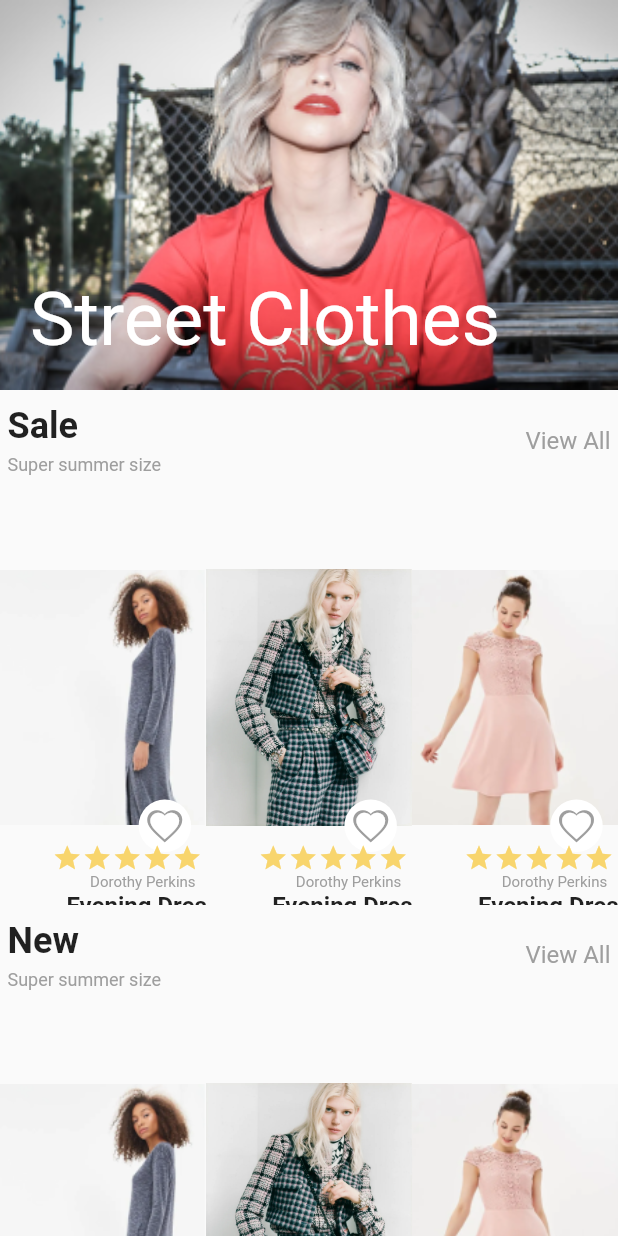
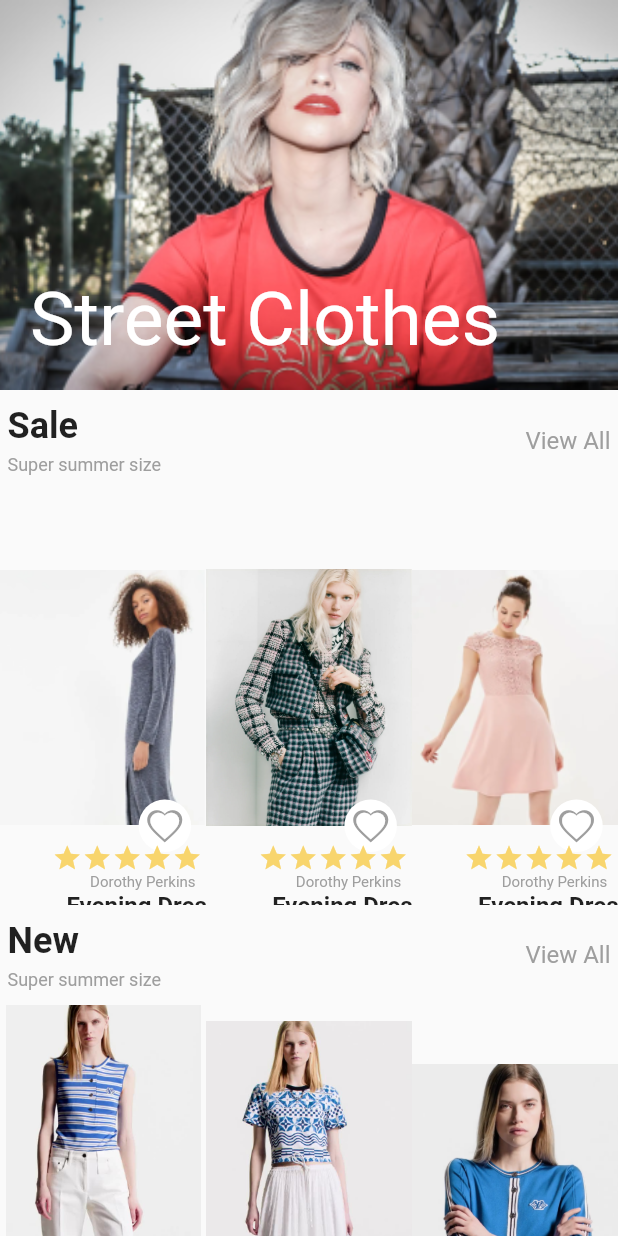
Before and after one commit to wijdanabderrahmani/ecommerce_app, a Flutter app: the HomePage screen opened by its route, on a phone screen of 412 x 824 dp. Run offline on Flutter 3.47's test engine with Material 2 defaults, Android fonts, the phone set to English and light mode, and no system bars; drawn by our look-alikes of carousel_slider; Roboto replaces fonts that are missing (Metropolis).

Commit message:
fin du site

```diff
--- a/flutter_ecommerce_app/lib/pages/home.dart
+++ b/flutter_ecommerce_app/lib/pages/home.dart
@@ -15,6 +15,14 @@ class _HomePageState extends State<HomePage> {
     'assets/images/png/image1.png',
     'assets/images/png/image2.png',
     'assets/images/png/image4.png',
+  ];
+  final List<String> imgList2 = [
+    'assets/images/png/model1.png',
+    'assets/images/png/model2.png',
+    'assets/images/png/model3.png',
+    'assets/images/png/model1.png',
+    'assets/images/png/model2.png',
+    'assets/images/png/model3.png',
   ];
 
   @override
@@ -240,7 +248,7 @@ class _HomePageState extends State<HomePage> {
                 });
               },
             ),
-            items: imgList
+            items: imgList2
                 .map((item) => Stack(
                       children: <Widget>[
                         Container(
--- a/flutter_ecommerce_app/pubspec.yaml
+++ b/flutter_ecommerce_app/pubspec.yaml
@@ -87,6 +87,9 @@ flutter:
     - assets/images/png/image2.png
     - assets/images/png/image3.png
     - assets/images/png/image4.png
+    - assets/images/png/model1.png
+    - assets/images/png/model2.png
+    - assets/images/png/model3.png
 
   # An image asset can refer to one or more resolution-specific "variants", see
   # https://flutter.dev/assets-and-images/#resolution-aware
```
Also changed, not shown: flutter_ecommerce_app/assets/images/png/model1.png (added), flutter_ecommerce_app/assets/images/png/model2.png (added), flutter_ecommerce_app/assets/images/png/model3.png (added).
